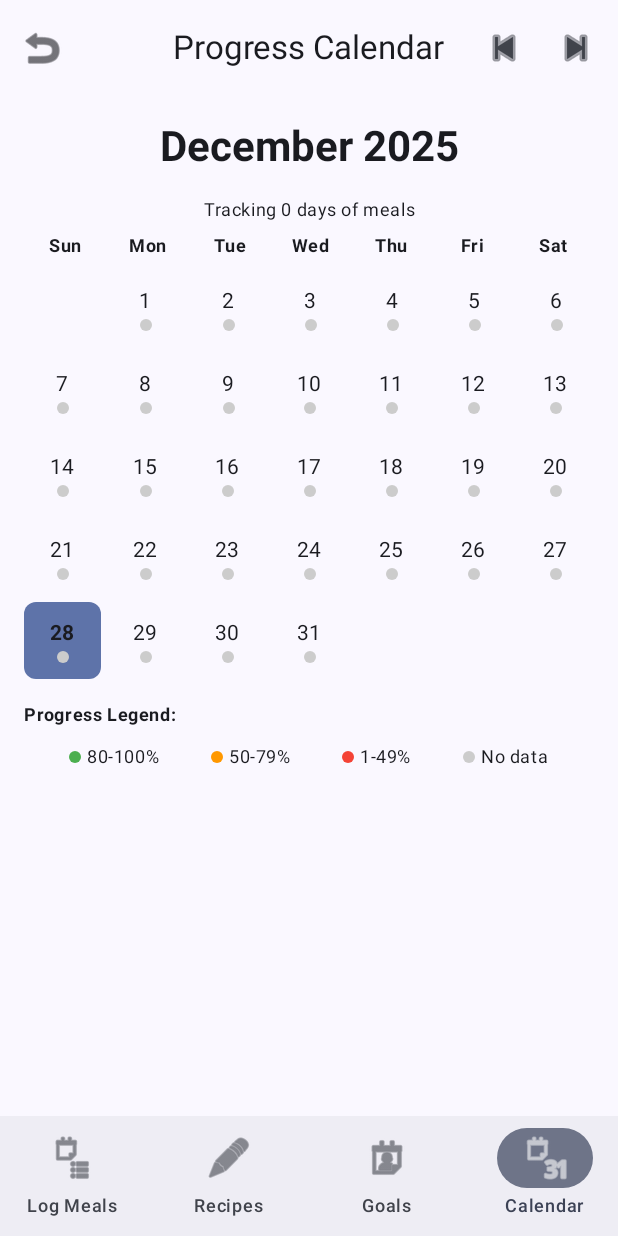
After one commit to armetcal/Meal_Tracker, an Android app built with Jetpack Compose: the CalendarScreen screen opened through its navigation route, on a phone screen of 412 x 824 dp. The commit adds this screen. Run offline under Robolectric (Android 15) with nearby library versions, the phone set to English and light mode, and no system bars; our stand-ins replace Room's generated code.

Commit message:
Calendar

```diff
--- a/MealTracker2/app/src/main/java/com/example/mealtracker/MainActivity.kt
+++ b/MealTracker2/app/src/main/java/com/example/mealtracker/MainActivity.kt
@@ -46,9 +46,8 @@ fun AppBottomNavigation(navController: NavHostController) {
     val navBackStackEntry by navController.currentBackStackEntryAsState()
     val currentDestination = navBackStackEntry?.destination
 
-    // Only show bottom nav on main screens
     val showBottomNav = when (currentDestination?.route) {
-        Screen.MealLog.route, Screen.RecipeList.route, Screen.DailyGoals.route -> true
+        Screen.MealLog.route, Screen.RecipeList.route, Screen.DailyGoals.route, Screen.Calendar.route -> true
         else -> false
     }
 
@@ -57,7 +56,8 @@ fun AppBottomNavigation(navController: NavHostController) {
             val items = listOf(
                 Screen.MealLog to "Log Meals",
                 Screen.RecipeList to "Recipes",
-                Screen.DailyGoals to "Goals"
+                Screen.DailyGoals to "Goals",
+                Screen.Calendar to "Calendar"
             )
 
             items.forEach { (screen, title) ->
@@ -68,13 +68,10 @@ fun AppBottomNavigation(navController: NavHostController) {
                     onClick = {
                         if (!selected) {
                             navController.navigate(screen.route) {
-                                // Pop up to the start destination to avoid building up a large stack
                                 popUpTo(navController.graph.startDestinationId) {
                                     saveState = true
                                 }
-                                // Avoid multiple copies of the same destination
                                 launchSingleTop = true
-                                // Restore state when re-selecting a previously selected item
                                 restoreState = true
                             }
                         }
@@ -86,6 +83,7 @@ fun AppBottomNavigation(navController: NavHostController) {
                                     Screen.MealLog -> R.drawable.ic_menu_agenda
                                     Screen.RecipeList -> R.drawable.ic_menu_edit
                                     Screen.DailyGoals -> R.drawable.ic_menu_my_calendar
+                                    Screen.Calendar -> R.drawable.ic_menu_month  // Calendar icon
                                     else -> R.drawable.ic_menu_help
                                 }
                             ),
--- a/MealTracker2/app/src/main/java/com/example/mealtracker/ui/navigation/Navigation.kt
+++ b/MealTracker2/app/src/main/java/com/example/mealtracker/ui/navigation/Navigation.kt
@@ -15,6 +15,7 @@ sealed class Screen(val route: String) {
     object AddRecipe : Screen("add_recipe")
     object DailyGoals : Screen("daily_goals")
     object EditRecipe : Screen("edit_recipe")
+    object Calendar : Screen("calendar")
 }
 
 @Composable
@@ -64,5 +65,11 @@ fun AppNavHost(
             )
         }
 
+        composable(Screen.Calendar.route) {
+            CalendarScreen(
+                onBack = { navController.popBackStack() }
+            )
+        }
+
     }
 }
--- /dev/null
+++ b/MealTracker2/app/src/main/java/com/example/mealtracker/ui/screens/CalendarScreen.kt
@@ -0,0 +1,363 @@
+package com.example.mealtracker.ui.screens
+
+import androidx.compose.foundation.background
+import androidx.compose.foundation.clickable
+import androidx.compose.foundation.layout.*
+import androidx.compose.foundation.lazy.grid.GridCells
+import androidx.compose.foundation.lazy.grid.LazyVerticalGrid
+import androidx.compose.foundation.lazy.grid.items
+import androidx.compose.foundation.shape.CircleShape
+import androidx.compose.material3.*
+import androidx.compose.runtime.*
+import androidx.compose.runtime.collectAsState
+import androidx.compose.ui.Alignment
+import androidx.compose.ui.Modifier
+import androidx.compose.ui.graphics.Color
+import androidx.compose.ui.platform.LocalContext
+import androidx.compose.ui.res.painterResource
+import androidx.compose.ui.text.font.FontWeight
+import androidx.compose.ui.text.style.TextAlign
+import androidx.compose.ui.unit.dp
+import androidx.compose.ui.unit.sp
+import androidx.lifecycle.viewmodel.compose.viewModel
+import com.example.mealtracker.data.entities.MealLog
+import com.example.mealtracker.data.entities.Recipe
+import com.example.mealtracker.ui.viewmodels.RecipeViewModel
+import com.example.mealtracker.ui.viewmodels.RecipeViewModelFactory
+import android.R
+import java.text.SimpleDateFormat
+import java.util.*
+import androidx.compose.foundation.interaction.MutableInteractionSource  // ADD THIS IMPORT
+
+
+@OptIn(ExperimentalMaterial3Api::class)
+@Composable
+fun CalendarScreen(
+    viewModel: RecipeViewModel = viewModel(factory = RecipeViewModelFactory(LocalContext.current)),
+    onBack: () -> Unit
+) {
+    val allMealLogs by viewModel.getAllMealLogs().collectAsState(emptyList())
+    val recipes by viewModel.allRecipes.collectAsState(emptyList())
+    val allGoals by viewModel.allGoals.collectAsState(emptyList())
+
+    // Current month and year
+    var currentMonth by remember { mutableStateOf(Calendar.getInstance()) }
+
+    // Debug logging to verify data is loading
+    LaunchedEffect(allMealLogs) {
+        println("CalendarScreen: Loaded ${allMealLogs.size} meal logs")
+        allMealLogs.take(5).forEach { log ->
+            println("Meal Log: date=${log.date}, recipeId=${log.recipeId}, servings=${log.servingsConsumed}")
+        }
+    }
+
+    Scaffold(
+        topBar = {
+            CenterAlignedTopAppBar(
+                title = { Text("Progress Calendar") },
+                navigationIcon = {
+                    IconButton(onClick = onBack) {
+                        Icon(
+                            painterResource(R.drawable.ic_menu_revert),
+                            contentDescription = "Back"
+                        )
+                    }
+                },
+                actions = {
+                    // Month navigation
+                    IconButton(onClick = {
+                        val newMonth = currentMonth.clone() as Calendar
+                        newMonth.add(Calendar.MONTH, -1)
+                        currentMonth = newMonth
+                    }) {
+                        Icon(
+                            painterResource(R.drawable.ic_media_previous),
+                            contentDescription = "Previous Month"
+                        )
+                    }
+                    IconButton(onClick = {
+                        val newMonth = currentMonth.clone() as Calendar
+                        newMonth.add(Calendar.MONTH, 1)
+                        currentMonth = newMonth
+                    }) {
+                        Icon(
+                            painterResource(R.drawable.ic_media_next),
+                            contentDescription = "Next Month"
+                        )
+                    }
+                }
+            )
+        }
+    ) { paddingValues ->
+        Column(
+            modifier = Modifier
+                .fillMaxSize()
+                .padding(paddingValues)
+                .padding(16.dp)
+        ) {
+            // Month header
+            Text(
+                text = SimpleDateFormat("MMMM yyyy", Locale.getDefault()).format(currentMonth.time),
+                style = MaterialTheme.typography.headlineMedium,
+                fontWeight = FontWeight.Bold,
+                modifier = Modifier
+                    .fillMaxWidth()
+                    .padding(bottom = 16.dp),
+                textAlign = TextAlign.Center
+            )
+
+            // Stats summary
+            val uniqueDates = allMealLogs.map { it.date }.distinct().size
+            Text(
+                text = "Tracking ${uniqueDates} days of meals",
+                style = MaterialTheme.typography.bodySmall,
+                modifier = Modifier
+                    .fillMaxWidth()
+                    .padding(bottom = 8.dp),
+                textAlign = TextAlign.Center
+            )
+
+            // Weekday headers
+            Row(
+                modifier = Modifier.fillMaxWidth(),
+                horizontalArrangement = Arrangement.SpaceEvenly
+            ) {
+                listOf("Sun", "Mon", "Tue", "Wed", "Thu", "Fri", "Sat").forEach { day ->
+                    Text(
+                        text = day,
+                        style = MaterialTheme.typography.bodySmall,
+                        fontWeight = FontWeight.Bold,
+                        modifier = Modifier.weight(1f),
+                        textAlign = TextAlign.Center
+                    )
+                }
+            }
+
+            Spacer(modifier = Modifier.height(8.dp))
+
+            // Calendar grid
+            CalendarGrid(
+                month = currentMonth,
+                mealLogs = allMealLogs,
+                recipes = recipes,
+                goals = allGoals,
+                onDateSelected = { date ->
+                    // For now, just show a simple message
+                    // You could implement a date detail screen later
+                    println("Selected date: $date")
+                }
+            )
+
+            // Legend
+            Spacer(modifier = Modifier.height(16.dp))
+            Text(
+                text = "Progress Legend:",
+                style = MaterialTheme.typography.bodySmall,
+                fontWeight = FontWeight.Bold,
+                modifier = Modifier.padding(bottom = 8.dp)
+            )
+            Row(
+                modifier = Modifier.fillMaxWidth(),
+                horizontalArrangement = Arrangement.SpaceEvenly
+            ) {
+                LegendItem(color = Color(0xFF4CAF50), label = "80-100%")
+                LegendItem(color = Color(0xFFFF9800), label = "50-79%")
+                LegendItem(color = Color(0xFFF44336), label = "1-49%")
+                LegendItem(color = Color.LightGray, label = "No data")
+            }
+        }
+    }
+}
+
+@Composable
+fun LegendItem(color: Color, label: String) {
+    Row(
+        verticalAlignment = Alignment.CenterVertically,
+        modifier = Modifier.padding(4.dp)
+    ) {
+        Box(
+            modifier = Modifier
+                .size(8.dp)
+                .background(color, CircleShape)
+        )
+        Spacer(modifier = Modifier.width(4.dp))
+        Text(
+            text = label,
+            style = MaterialTheme.typography.bodySmall,
+            fontSize = 12.sp
+        )
+    }
+}
+
+@Composable
+fun CalendarGrid(
+    month: Calendar,
+    mealLogs: List<MealLog>,
+    recipes: List<Recipe>,
+    goals: List<com.example.mealtracker.data.entities.DailyGoal>,
+    onDateSelected: (String) -> Unit
+) {
+    val daysInMonth = month.getActualMaximum(Calendar.DAY_OF_MONTH)
+    val firstDayOfMonth = month.apply { set(Calendar.DAY_OF_MONTH, 1) }.get(Calendar.DAY_OF_WEEK)
+
+    // Calculate progress for each day
+    val dateFormat = SimpleDateFormat("yyyy-MM-dd", Locale.getDefault())
+    val dailyProgress = remember(mealLogs, month) {
+        (1..daysInMonth).associate { day ->
+            val date = month.clone() as Calendar
+            date.set(Calendar.DAY_OF_MONTH, day)
+            val dateString = dateFormat.format(date.time)
+
+            val dayMealLogs = mealLogs.filter { it.date == dateString }
+            val progress = calculateDailyProgress(dayMealLogs, recipes, goals, date)
+            dateString to progress
+        }
+    }
+
+    LazyVerticalGrid(
+        columns = GridCells.Fixed(7),
+        modifier = Modifier.fillMaxWidth(),
+        verticalArrangement = Arrangement.spacedBy(4.dp),
+        horizontalArrangement = Arrangement.spacedBy(4.dp)
+    ) {
+        // Empty cells for days before the first day of the month
+        items((firstDayOfMonth - 1).coerceAtLeast(0)) {
+            Box(modifier = Modifier.aspectRatio(1f))
+        }
+
+        // Days of the month
+        items(daysInMonth) { day ->
+            val date = month.clone() as Calendar
+            date.set(Calendar.DAY_OF_MONTH, day + 1)
+            val dateString = dateFormat.format(date.time)
+            val progress = dailyProgress[dateString] ?: 0.0
+
+            CalendarDay(
+                day = day + 1,
+                progress = progress,
+                isToday = isToday(date),
+                onClick = { onDateSelected(dateString) }
+            )
+        }
+    }
+}
+
+@Composable
+fun CalendarDay(
+    day: Int,
+    progress: Double,
+    isToday: Boolean,
+    onClick: () -> Unit
+) {
+    val backgroundColor = if (isToday) {
+        MaterialTheme.colorScheme.primaryContainer
+    } else {
+        Color.Transparent
+    }
+
+    // Color based on progress (green=good, yellow=medium, red=low)
+    val progressColor = when {
+        progress >= 0.8 -> Color(0xFF4CAF50) // Green
+        progress >= 0.5 -> Color(0xFFFF9800) // Orange
+        progress > 0.0 -> Color(0xFFF44336)  // Red
+        else -> Color.LightGray              // Gray for no data
+    }
+
+    Box(
+        modifier = Modifier
+            .aspectRatio(1f)
+            .background(backgroundColor, MaterialTheme.shapes.small)
+            .clickable(
+                onClick = onClick,
+                indication = null,  // Add this to fix the crash
+                interactionSource = remember { MutableInteractionSource() }
+            ),
+        contentAlignment = Alignment.Center
+    ) {
+        Column(
+            horizontalAlignment = Alignment.CenterHorizontally,
+            verticalArrangement = Arrangement.spacedBy(2.dp)
+        ) {
+            Text(
+                text = day.toString(),
+                style = MaterialTheme.typography.bodyMedium,
+                fontWeight = if (isToday) FontWeight.Bold else FontWeight.Normal
+            )
+
+            // Progress indicator (small circle)
+            Box(
+                modifier = Modifier
+                    .size(8.dp)
+                    .background(progressColor, CircleShape)
+            )
+        }
+    }
+}
+
+// Helper function to calculate daily progress (0.0 to 1.0)
+private fun calculateDailyProgress(
+    mealLogs: List<MealLog>,
+    recipes: List<Recipe>,
+    goals: List<com.example.mealtracker.data.entities.DailyGoal>,
+    date: Calendar
+): Double {
+    if (mealLogs.isEmpty()) return 0.0
+
+    val dayOfWeek = when (date.get(Calendar.DAY_OF_WEEK)) {
+        Calendar.MONDAY -> "Monday"
+        Calendar.TUESDAY -> "Tuesday"
+        Calendar.WEDNESDAY -> "Wednesday"
+        Calendar.THURSDAY -> "Thursday"
+        Calendar.FRIDAY -> "Friday"
+        Calendar.SATURDAY -> "Saturday"
+        Calendar.SUNDAY -> "Sunday"
+        else -> "Monday"
+    }
+
+    val goal = goals.find { it.dayOfWeek == dayOfWeek } ?:
+    com.example.mealtracker.data.entities.DailyGoal(
+        dayOfWeek = dayOfWeek,
+        proteinGoal = 150.0,
+        carbsGoal = 200.0,
+        fatGoal = 50.0
+    )
+
+    val totals = calculateTodaysTotals(mealLogs, recipes)
+    val caloriesGoal = goal.calorieGoal
+    val caloriesActual = totals["calories"] ?: 0.0
+
+    // Progress as percentage of goal, capped at 100%
+    return (caloriesActual / caloriesGoal).coerceIn(0.0, 1.0)
+}
+
+private fun isToday(date: Calendar): Boolean {
+    val today = Calendar.getInstance()
+    return date.get(Calendar.YEAR) == today.get(Calendar.YEAR) &&
+            date.get(Calendar.MONTH) == today.get(Calendar.MONTH) &&
+            date.get(Calendar.DAY_OF_MONTH) == today.get(Calendar.DAY_OF_MONTH)
+}
+
+// Reuse your existing function
+private fun calculateTodaysTotals(mealLogs: List<MealLog>, recipes: List<Recipe>): Map<String, Double> {
+    var protein = 0.0
+    var carbs = 0.0
+    var fat = 0.0
+    var calories = 0.0
+
+    mealLogs.forEach { mealLog ->
+        val recipe = recipes.find { it.id == mealLog.recipeId }
+        recipe?.let {
+            protein += it.proteinPerServing * mealLog.servingsConsumed
+            carbs += it.carbsPerServing * mealLog.servingsConsumed
+            fat += it.fatPerServing * mealLog.servingsConsumed
+            calories += it.caloriesPerServing * mealLog.servingsConsumed
+        }
+    }
+
+    return mapOf(
+        "protein" to protein,
+        "carbs" to carbs,
+        "fat" to fat,
+        "calories" to calories
+    )
+}
--- a/MealTracker2/app/src/main/java/com/example/mealtracker/ui/screens/DailyGoalScreen.kt
+++ b/MealTracker2/app/src/main/java/com/example/mealtracker/ui/screens/DailyGoalScreen.kt
@@ -31,15 +31,7 @@ fun DailyGoalScreen(
     Scaffold(
         topBar = {
             CenterAlignedTopAppBar(
-                title = { Text("Daily Goals") },
-                navigationIcon = {
-                    IconButton(onClick = onBack) {
-                        Icon(
-                            painterResource(R.drawable.ic_menu_revert),
-                            contentDescription = "Back"
-                        )
-                    }
-                }
+                title = { Text("Daily Goals") }
             )
         }
     ) { paddingValues ->
--- a/MealTracker2/app/src/main/java/com/example/mealtracker/ui/viewmodels/RecipeViewModel.kt
+++ b/MealTracker2/app/src/main/java/com/example/mealtracker/ui/viewmodels/RecipeViewModel.kt
@@ -190,6 +190,6 @@ class RecipeViewModel(
             "calories" to 0.0
         )
     }
-
+    fun getAllMealLogs(): Flow<List<MealLog>> = repository.getAllMealLogs()
 
 }
```
